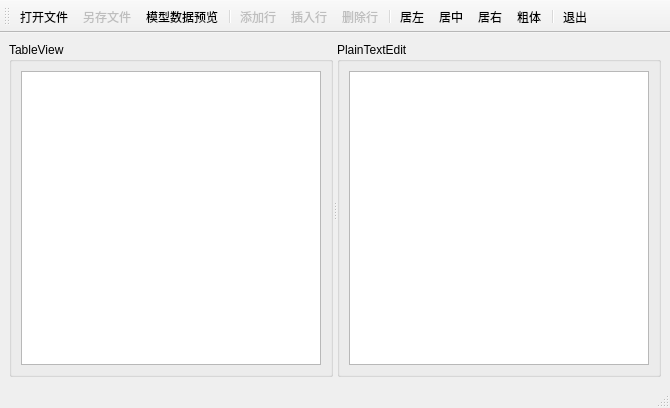
The window that Qt Practice/AXiBaiProgram/05_04_QStandItemModel/mainwindow.ui (demo7426/study) describes before a commit, drawn with Qt 5.
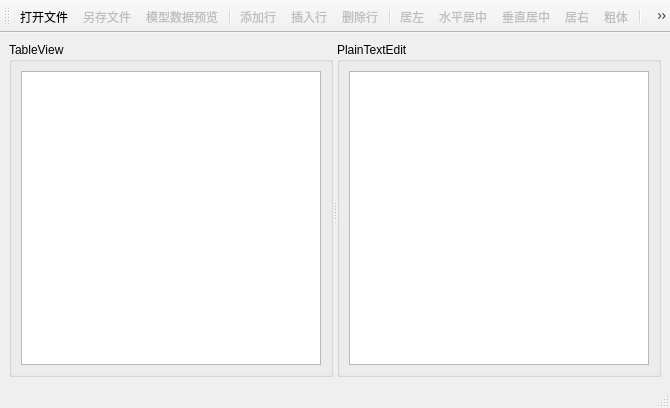
The same window after the commit. Icons and pictures are not drawn.

Patch:
```diff
--- a/Qt Practice/AXiBaiProgram/05_04_QStandItemModel/mainwindow.ui
+++ b/Qt Practice/AXiBaiProgram/05_04_QStandItemModel/mainwindow.ui
@@ -77,7 +77,8 @@
    <addaction name="actDelete"/>
    <addaction name="separator"/>
    <addaction name="actAlignLeft"/>
-   <addaction name="actAlignCenter"/>
+   <addaction name="actAlignHCenter"/>
+   <addaction name="actAlignVCenter"/>
    <addaction name="actAlignRight"/>
    <addaction name="actFontBold"/>
    <addaction name="separator"/>
@@ -168,6 +169,9 @@
    </property>
   </action>
   <action name="actModelData">
+   <property name="enabled">
+    <bool>false</bool>
+   </property>
    <property name="icon">
     <iconset resource="res.qrc">
      <normaloff>:/images/icons/import1.bmp</normaloff>:/images/icons/import1.bmp</iconset>
@@ -180,6 +184,12 @@
    </property>
   </action>
   <action name="actAlignLeft">
+   <property name="checkable">
+    <bool>true</bool>
+   </property>
+   <property name="enabled">
+    <bool>false</bool>
+   </property>
    <property name="icon">
     <iconset resource="res.qrc">
      <normaloff>:/images/icons/508.bmp</normaloff>:/images/icons/508.bmp</iconset>
@@ -191,19 +201,31 @@
     <string>文字左对齐</string>
    </property>
   </action>
-  <action name="actAlignCenter">
+  <action name="actAlignHCenter">
+   <property name="checkable">
+    <bool>true</bool>
+   </property>
+   <property name="enabled">
+    <bool>false</bool>
+   </property>
    <property name="icon">
     <iconset resource="res.qrc">
      <normaloff>:/images/icons/510.bmp</normaloff>:/images/icons/510.bmp</iconset>
    </property>
    <property name="text">
-    <string>居中</string>
+    <string>水平居中</string>
    </property>
    <property name="toolTip">
     <string>文字居中</string>
    </property>
   </action>
   <action name="actAlignRight">
+   <property name="checkable">
+    <bool>true</bool>
+   </property>
+   <property name="enabled">
+    <bool>false</bool>
+   </property>
    <property name="icon">
     <iconset resource="res.qrc">
      <normaloff>:/images/icons/512.bmp</normaloff>:/images/icons/512.bmp</iconset>
@@ -219,6 +241,12 @@
    <property name="checkable">
     <bool>true</bool>
    </property>
+   <property name="checked">
+    <bool>false</bool>
+   </property>
+   <property name="enabled">
+    <bool>false</bool>
+   </property>
    <property name="icon">
     <iconset resource="res.qrc">
      <normaloff>:/images/icons/500.bmp</normaloff>:/images/icons/500.bmp</iconset>
@@ -228,6 +256,30 @@
    </property>
    <property name="toolTip">
     <string>粗体字体</string>
+   </property>
+   <property name="visible">
+    <bool>true</bool>
+   </property>
+  </action>
+  <action name="actAlignVCenter">
+   <property name="checkable">
+    <bool>true</bool>
+   </property>
+   <property name="enabled">
+    <bool>false</bool>
+   </property>
+   <property name="icon">
+    <iconset resource="res.qrc">
+     <normaloff>:/images/icons/510.bmp</normaloff>:/images/icons/510.bmp</iconset>
+   </property>
+   <property name="text">
+    <string>垂直居中</string>
+   </property>
+   <property name="toolTip">
+    <string>设置文字垂直居中</string>
+   </property>
+   <property name="menuRole">
+    <enum>QAction::MenuRole::NoRole</enum>
    </property>
   </action>
  </widget>
```
Left out of the diff: 2 changed lines with no effect on the pictures.
